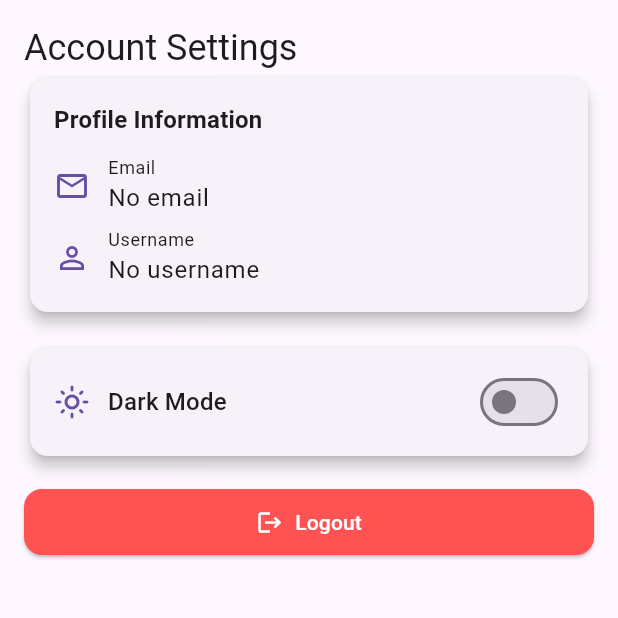
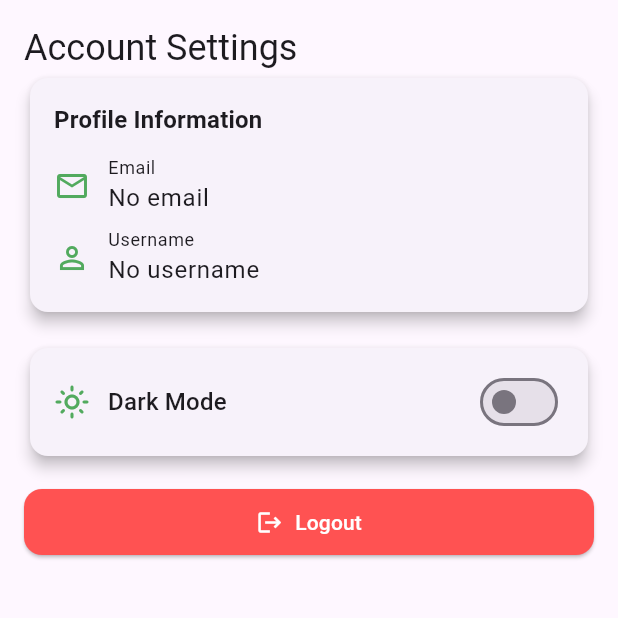
Before and after one commit to YassineElkefi/Rivezni, a Flutter app: the Settings screen opened directly, on a phone screen of 412 x 824 dp, the top half of it. Run offline on Flutter 3.47's test engine with Material 3 defaults, Android fonts, the light colour scheme and no system bars; our stand-ins replace firebase_auth, firebase_core, flutter_colorpicker, fluttertoast, lottie, shared_preferences; accounts and stored records are empty; network calls fail.

Commit message:
Color scheme Edit

```diff
--- a/lib/features/discover/screens/discover.dart
+++ b/lib/features/discover/screens/discover.dart
@@ -95,8 +95,8 @@ class _Discover extends State<Discover> {
                 ElevatedButton.icon(
                   onPressed: fetchCourses,
                   style: ElevatedButton.styleFrom(
-                    backgroundColor: theme.colorScheme.primary,
-                    foregroundColor: theme.colorScheme.onPrimary,
+                    backgroundColor: Color.fromRGBO(82, 170, 94, 1.0),
+                    foregroundColor: Colors.white,
                     shape: RoundedRectangleBorder(
                       borderRadius: BorderRadius.circular(8.0),
                     ),
--- a/lib/features/navigation_bar.dart
+++ b/lib/features/navigation_bar.dart
@@ -54,7 +54,7 @@ class _NavigationBarState extends State<Navigation_Bar> {
 
         return Scaffold(
           appBar: AppBar(
-            title: const Text('Flutter App'),
+            title: const Text('Rivezni'),
           ),
           body: Center(
             child: _widgetOptions.elementAt(_selectedIndex),
--- a/lib/features/settings/screens/settings.dart
+++ b/lib/features/settings/screens/settings.dart
@@ -80,7 +80,7 @@ class Settings extends StatelessWidget {
                             themeNotifier.themeMode == ThemeMode.dark
                               ? Icons.dark_mode_outlined
                               : Icons.light_mode_outlined,
-                            color: Theme.of(context).colorScheme.primary,
+                            color: Color.fromRGBO(82, 170, 94, 1.0)
                           ),
                           const SizedBox(width: 12),
                           Text(
@@ -94,7 +94,7 @@ class Settings extends StatelessWidget {
                         onChanged: (value) {
                           themeNotifier.toggleTheme(value);
                         },
-                        activeColor: Theme.of(context).colorScheme.primary,
+                        activeColor: Color.fromRGBO(82, 170, 94, 1.0),
                       ),
                     ],
                   ),
@@ -147,7 +147,7 @@ class Settings extends StatelessWidget {
       children: [
         Icon(
           icon,
-          color: Theme.of(context).colorScheme.primary,
+          color: Color.fromRGBO(82, 170, 94, 1.0),
         ),
         const SizedBox(width: 12),
         Column(
```
